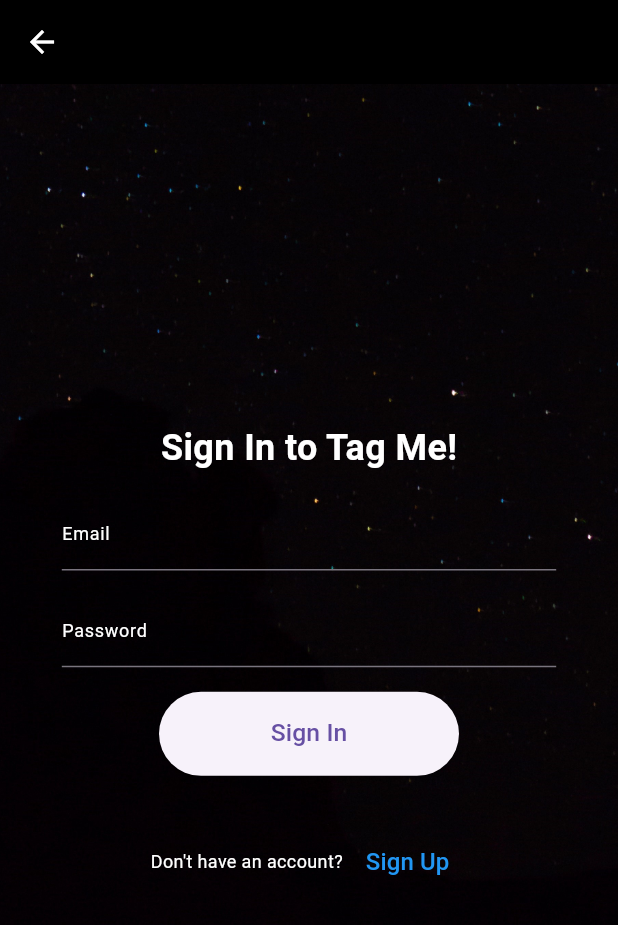
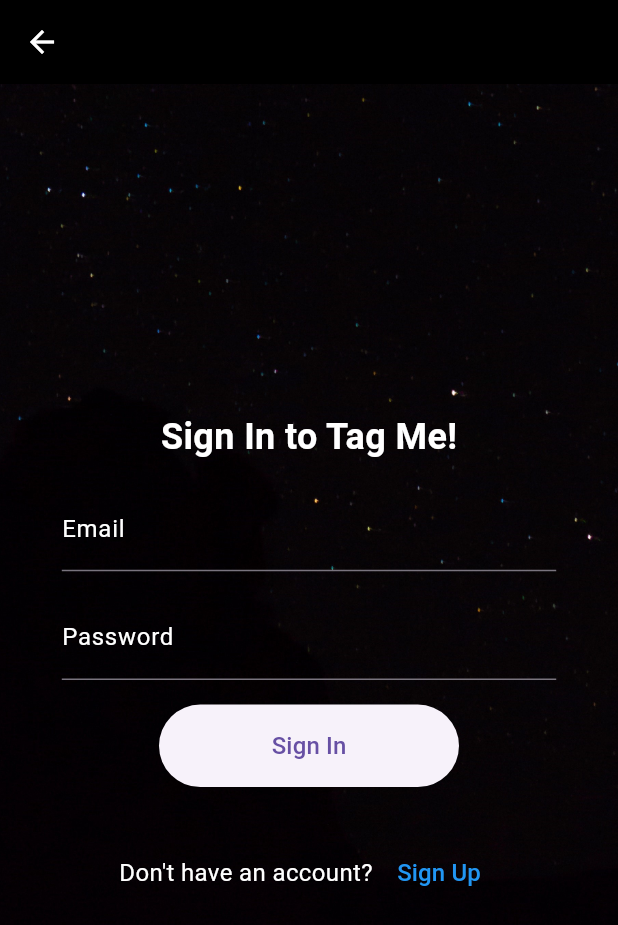
Before and after one commit to Thambara-20/TagMe, a Flutter app: the screen it shows after launch, after a tap on "Sign In", on a phone screen of 412 x 824 dp. Shown: the top 925 px of the screen. Run offline on Flutter 3.47's test engine with Material 3 defaults, Android fonts, the phone set to English and light mode, and no system bars; our stand-ins replace curved_navigation_bar, font_awesome_flutter, geocoding, geolocator, shared_preferences; missing offline and left inert: flutter_osm_plugin.

Commit message:
updated styles

```diff
--- a/tag_me/lib/EventsPage/EventsPage.dart
+++ b/tag_me/lib/EventsPage/EventsPage.dart
@@ -4,7 +4,6 @@
 import 'package:tag_me/utilities/cache.dart';
 import 'package:tag_me/EventsPage/AddEventPage/AddEventPage.dart';
 import 'package:tag_me/constants/constants.dart';
-
 
 class EventsPage extends StatefulWidget {
   const EventsPage({Key? key}) : super(key: key);
@@ -19,6 +18,7 @@
 class _EventsPageState extends State<EventsPage> {
   final TextEditingController _searchController = TextEditingController();
   List<Event> events = [];
+  List<Event> searchResult = [];
   @override
   void initState() {
     super.initState();
@@ -29,6 +29,7 @@
     final loadedEvents = await loadEventsFromCache();
     setState(() {
       events = loadedEvents;
+      searchResult = loadedEvents;
     });
   }
 
@@ -45,7 +46,7 @@
                 controller: _searchController,
                 onChanged: (value) {
                   setState(() {
-                    events = events.where((event) {
+                    searchResult = events.where((event) {
                       return event.name
                           .toLowerCase()
                           .contains(value.toLowerCase());
@@ -65,9 +66,9 @@
             ),
             Expanded(
               child: ListView.builder(
-                itemCount: events.length,
+                itemCount: searchResult.length,
                 itemBuilder: (context, index) {
-                  return _buildEventListItem(events[index]);
+                  return _buildEventListItem(searchResult[index]);
                 },
               ),
             ),
@@ -175,7 +176,6 @@
     return '${dateTime.day}/${dateTime.month}/${dateTime.year} ${dateTime.hour}:${dateTime.minute}';
   }
 
-
   @override
   void dispose() {
     _searchController.dispose();
--- a/tag_me/lib/SigninPage/SigninPage.dart
+++ b/tag_me/lib/SigninPage/SigninPage.dart
@@ -78,9 +78,9 @@
                   minimumSize: const Size(200, 50),
                   padding: const EdgeInsets.all(16),
                 ),
-                child: Text(
+                child: const Text(
                   'Sign In',
-                  style: TextStyle(fontSize: 0.04 * screenWidth),
+                  style: TextStyle(fontSize: 16),
                 ),
               ),
               SizedBox(height: 0.04 * screenHeight),
--- a/tag_me/lib/WelcomePage/WelcomePage.dart
+++ b/tag_me/lib/WelcomePage/WelcomePage.dart
@@ -47,7 +47,7 @@
                       Navigator.pushNamed(context, SignUpPage.routeName);
                     },
                     style: ElevatedButton.styleFrom(
-                      minimumSize: const Size(200, 50),
+                      minimumSize: const Size(250, 50),
                       padding: const EdgeInsets.all(16),
                     ),
                     child:
@@ -65,16 +65,18 @@
                       // Add functionality for Google Sign In button
                     },
                     style: ElevatedButton.styleFrom(
-                      minimumSize: const Size(200, 50),
+                      minimumSize: const Size(250, 50),
                       padding: const EdgeInsets.all(16),
                       backgroundColor: kbuttonColorBlue,
                     ),
-                    child: Row(
+                    child:const  Row(
+                      mainAxisSize: MainAxisSize.max,
+                      mainAxisAlignment: MainAxisAlignment.start,
                       children: [
-                        const FaIcon(FontAwesomeIcons.google,
+                        FaIcon(FontAwesomeIcons.google,
                             color: ktextColorWhite),
-                        SizedBox(width: 0.04 * screenWidth),
-                        const Text('Login using Google',
+                        SizedBox(width: 15),
+                        Text('Login using Google',
                             style: knormalTextWhiteStyle)
                       ],
                     ),
--- a/tag_me/lib/constants/constants.dart
+++ b/tag_me/lib/constants/constants.dart
@@ -7,7 +7,8 @@
 );
 
 const knormalTextWhiteStyle = TextStyle(
-  fontSize: 12.0,
+  fontSize: 16.0,
+  fontWeight: FontWeight.w400,
   color: Colors.white,
 );
 
```
